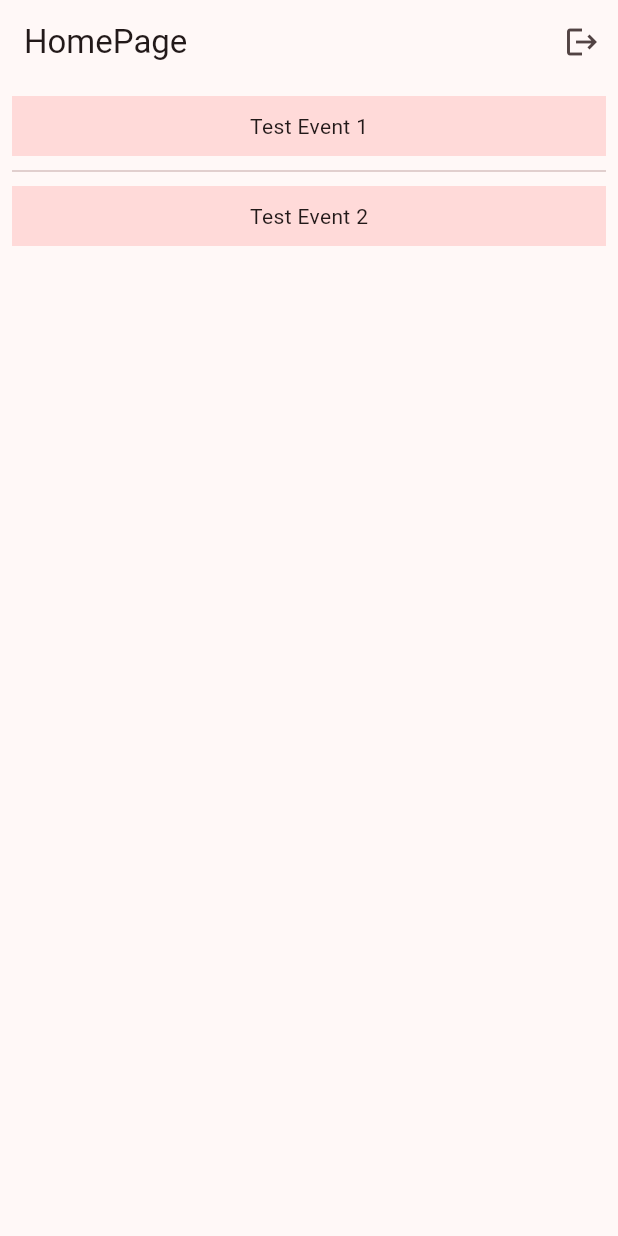
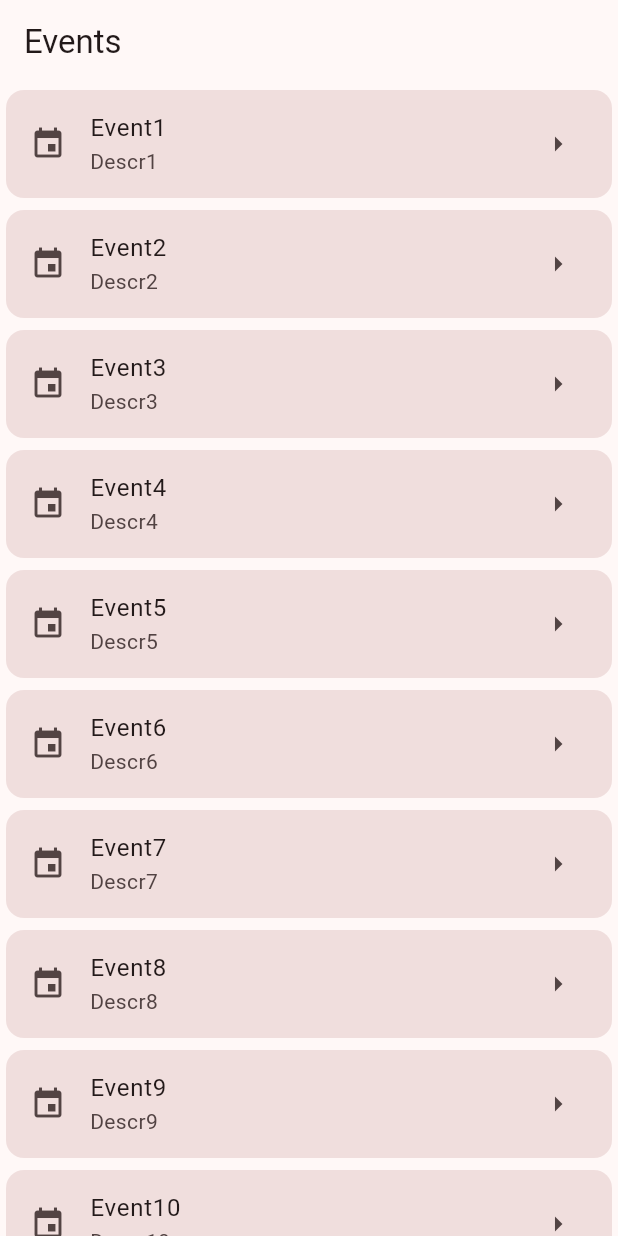
Before and after one commit to tyty93/PVT73, a Flutter app: the screen it shows once a user with an empty profile is signed in, on a phone screen of 412 x 824 dp. Run offline on Flutter 3.47's test engine with Material 3 defaults, Android fonts, the light colour scheme and no system bars; our stand-ins replace firebase_auth, firebase_core, google_sign_in, sign_in_button; accounts and stored records are empty; network calls fail.

Commit message:
Event page

```diff
--- a/lib/data/models/event.dart
+++ b/lib/data/models/event.dart
@@ -4,6 +4,9 @@ class Event {
   DateTime _dateTime;
 
   String get name => _name;
+  String get description => _description;
+  DateTime get dateTime => _dateTime;
+
   Event({required String name, required String description, required DateTime dateTime})
       : _name = name, _description = description, _dateTime = dateTime;
 
--- /dev/null
+++ b/lib/data/repositories/event_repository.dart
@@ -0,0 +1,28 @@
+import '../models/event.dart';
+
+abstract class EventRepository {
+  // todo: Fill with general interface
+  Future<List<Event>> fetchEvents();
+}
+
+class EventRepositoryImpl implements EventRepository {
+  // todo: call external service. For testing: Mock data source for example "mockito"  on local host
+  // todo: later, should call our tomcat server? or handle by our databases?
+  @override
+  Future<List<Event>> fetchEvents() async {
+    List<Event> events = [
+      Event(name: 'Event1', description: 'Descr1', dateTime: DateTime.now()),
+      Event(name: 'Event2', description: 'Descr2', dateTime: DateTime.now()),
+      Event(name: 'Event3', description: 'Descr3', dateTime: DateTime.now()),
+      Event(name: 'Event4', description: 'Descr4', dateTime: DateTime.now()),
+      Event(name: 'Event5', description: 'Descr5', dateTime: DateTime.now()),
+      Event(name: 'Event6', description: 'Descr6', dateTime: DateTime.now()),
+      Event(name: 'Event7', description: 'Descr7', dateTime: DateTime.now()),
+      Event(name: 'Event8', description: 'Descr8', dateTime: DateTime.now()),
+      Event(name: 'Event9', description: 'Descr9', dateTime: DateTime.now()),
+      Event(name: 'Event10', description: 'Descr10', dateTime: DateTime.now()),
+      Event(name: 'Event11', description: 'Descr11', dateTime: DateTime.now()),
+    ];
+    return events;
+  }
+}
--- a/lib/main.dart
+++ b/lib/main.dart
@@ -3,11 +3,14 @@ import 'package:flutter/material.dart';
 import 'package:flutter_application_1/ui/auth/viewmodels/auth_viewmodel.dart';
 import 'package:flutter_application_1/ui/auth/viewmodels/login_or_register_viewmodel.dart';
 import 'package:flutter_application_1/ui/auth/widgets/auth_page.dart';
-import 'package:flutter_application_1/ui/common/theme/theme2.dart';
+import 'package:flutter_application_1/ui/common/theme/theme.dart';
+import 'package:flutter_application_1/ui/event/event_page_viewmodel.dart';
 import 'package:flutter_application_1/ui/home/home_page_viewmodel.dart';
 import 'package:provider/provider.dart';
 
 import 'data/repositories/auth_repository.dart';
+import 'data/repositories/event_repository.dart';
+import 'data/services/auth_service.dart';
 import 'firebase_options.dart';
 
 void main() async {
@@ -25,7 +28,18 @@ class MyApp extends StatelessWidget {
       title: 'The App',
       home: MultiProvider(
         providers: [
-          Provider(create: (_) => AuthRepository()),
+          // Provide AuthService
+          Provider<AuthService>(
+            create: (_) => AuthService(),
+          ),
+
+          // Inject AuthService into AuthRepositoryImpl
+          Provider<AuthRepository>(
+            create: (context) => AuthRepositoryImpl(context.read<AuthService>()),
+          ),
+          Provider<EventRepository>(
+            create: (context) => EventRepositoryImpl(),
+          ),
           // Inject AuthRepository into both ViewModels
           ChangeNotifierProvider(
             create: (context) => AuthViewmodel(authRepository: context.read<AuthRepository>()),
@@ -35,6 +49,9 @@ class MyApp extends StatelessWidget {
           ),
           ChangeNotifierProvider(
               create: (context) => HomeViewmodel(authRepository: context.read<AuthRepository>()),
+          ),
+          ChangeNotifierProvider(
+              create: (context) => EventsViewmodel(eventRepository: context.read<EventRepository>()),
           )
         ],
         child: const AuthPage(),
--- a/lib/ui/auth/widgets/auth_page.dart
+++ b/lib/ui/auth/widgets/auth_page.dart
@@ -1,5 +1,6 @@
 import 'package:flutter/material.dart';
 import 'package:provider/provider.dart';
+import '../../event/event_page.dart';
 import '../../home/home_page.dart';
 import '../viewmodels/auth_viewmodel.dart';
 import 'login_or_register_page.dart';
@@ -14,7 +15,7 @@ class AuthPage extends StatelessWidget {
       body: Consumer<AuthViewmodel>(
         builder: (context, viewModel, _) {
           if (viewModel.isLoggedIn) {
-            return const HomePage(title: "HomePage");
+            return const EventPage();
           } else {
             return const LoginOrRegisterPage();
           }
--- /dev/null
+++ b/lib/ui/event/event_card.dart
@@ -0,0 +1,27 @@
+import 'package:flutter/material.dart';
+
+// Builds a Material 3 Filled Card wrapping a Material 3 ListTile
+// todo: add more fields such as "Date"
+class EventCard extends StatelessWidget {
+  final String eventName;
+  final String eventDescription;
+
+  const EventCard({
+    super.key,
+    this.eventName = "Untitled Event",
+    this.eventDescription = "No description available.",
+  });
+
+  @override
+  Widget build(BuildContext context) {
+    return Card.filled(
+      child: ListTile(
+        leading: Icon(Icons.event),
+        title: Text(eventName),
+        subtitle: Text(eventDescription),
+        trailing: Icon(Icons.arrow_right),
+        onTap: () {}, // Todo onTap "View Event details" (Navigator.push)
+      ),
+    );
+  }
+}
--- /dev/null
+++ b/lib/ui/event/event_listview.dart
@@ -0,0 +1,25 @@
+import 'package:flutter/material.dart';
+import 'package:flutter_application_1/ui/event/event_card.dart';
+
+import '../../data/models/event.dart';
+
+class EventListview extends StatelessWidget {
+  final List<Event>? events;
+  const EventListview({super.key, required this.events});
+
+  @override
+  Widget build(BuildContext context) {
+    if (events == null) {
+      return Center(child: Text('No events available'));
+    }
+    return ListView.builder(
+        itemBuilder: (context, index) {
+          return EventCard(
+            eventName: events![index].name,
+            eventDescription: events![index].description,
+          );
+        },
+        itemCount: events?.length
+    );
+  }
+}
--- /dev/null
+++ b/lib/ui/event/event_page.dart
@@ -0,0 +1,26 @@
+import 'package:flutter/material.dart';
+import 'package:flutter_application_1/ui/event/event_page_viewmodel.dart';
+import 'package:provider/provider.dart';
+
+import 'event_listview.dart';
+
+class EventPage extends StatelessWidget {
+  const EventPage({super.key});
+
+  @override
+  Widget build(BuildContext context) {
+    return Scaffold(
+      appBar: AppBar(
+        title: Text("Events"),
+      ),
+      body: Consumer<EventsViewmodel>(
+        builder: (context, viewModel, _) {
+          if (viewModel.events == null) {
+            viewModel.loadEvents(); // caution: can get called multiple times without guard
+          }
+          return EventListview(events: viewModel.events);
+        }
+      ),
+    );
+  }
+}
--- /dev/null
+++ b/lib/ui/event/event_page_viewmodel.dart
@@ -0,0 +1,27 @@
+
+import 'package:flutter/cupertino.dart';
+
+import '../../data/models/event.dart';
+import '../../data/repositories/event_repository.dart';
+
+// todo: refactor how events is handled?
+class EventsViewmodel extends ChangeNotifier {
+  List<Event>? _events;
+  bool _hasLoadedEvents = false;
+  final EventRepository _eventRepository;
+
+  EventsViewmodel({required EventRepository eventRepository}) :
+        _eventRepository = eventRepository;
+
+  List<Event>? get events => _events;
+
+  Future<void> loadEvents() async {
+    if (_hasLoadedEvents) return;
+    _hasLoadedEvents = true;
+    _events = await _eventRepository.fetchEvents();
+    _events?.sort((a, b) => a.dateTime.compareTo(b.dateTime));
+    notifyListeners();
+  }
+
+
+}
--- a/lib/ui/home/home_page.dart
+++ b/lib/ui/home/home_page.dart
@@ -3,8 +3,8 @@ import 'package:flutter_application_1/ui/home/home_page_viewmodel.dart';
 import 'package:provider/provider.dart';
 
 class HomePage extends StatelessWidget {
-  const HomePage({super.key, required this.title});
-  final String title;
+  const HomePage({super.key});
+  final String title = "The app";
   @override
   Widget build(BuildContext context) {
     return Scaffold(
@@ -22,25 +22,7 @@ class HomePage extends StatelessWidget {
           ),
         ],
       ),
-      body: Consumer<HomeViewmodel>(
-        builder: (context, viewModel, _) {
-          return ListView.separated(
-              padding: EdgeInsets.all(8),
-              itemCount: viewModel.events.length,
-              itemBuilder: (BuildContext context, int index) {
-                return Container(
-                  height: 40,
-                  color: Theme.of(context).colorScheme.primaryContainer,
-                  child:  Center(child: Text(viewModel.events[index].name)),
-                );
-              },
-              separatorBuilder: (BuildContext context, int index) => Divider(
-                height: 20,
-              )
-          );
-        },
-      )
-      //bottomNavigationBar: , NavigationBar https://www.youtube.com/watch?v=DVGYddFaLv0&t=18s
+      //bottomNavigationBar: NavigationBar?
     );
   }
 }
--- a/lib/ui/home/home_page_viewmodel.dart
+++ b/lib/ui/home/home_page_viewmodel.dart
@@ -7,29 +7,19 @@ import 'dart:collection';
 
 import 'package:flutter/material.dart';
 import 'package:flutter_application_1/data/repositories/auth_repository.dart';
+import 'package:flutter_application_1/ui/event/event_page.dart';
+import 'package:flutter_application_1/ui/home/home_page.dart';
 
 import '../../data/models/event.dart';
 
-final List<Event> testList = [
-  Event(
-    name: 'Test Event 1',
-    description: 'This is a test event.',
-    dateTime: DateTime(2025, 4, 16, 17, 30),
-  ),
-  Event(
-    name: 'Test Event 2',
-    description: 'Another test event.',
-    dateTime: DateTime(2025, 4, 17, 9, 25),
-  ),
-];
-
 class HomeViewmodel extends ChangeNotifier {
   final AuthRepository _authRepository;
-  final List<Event> _events = testList;
+  // final List<Event> _events = _eventRepository.list??;
+
 
   HomeViewmodel({required AuthRepository authRepository}) : _authRepository = authRepository;
 
-  UnmodifiableListView<Event> get events => UnmodifiableListView(_events);
+  //UnmodifiableListView<Event> get events => UnmodifiableListView(_events);
 
   void signOut() {
     _authRepository.signOut();
```
Also changed, not shown: lib/data/repositories/auth_repository.dart (+32 -43 lines), lib/data/services/auth_service.dart (added, +54 -0 lines), lib/ui/common/theme/theme1.dart (deleted, +0 -126 lines), lib/ui/common/theme/theme.dart (renamed from lib/ui/common/theme/theme2.dart).
